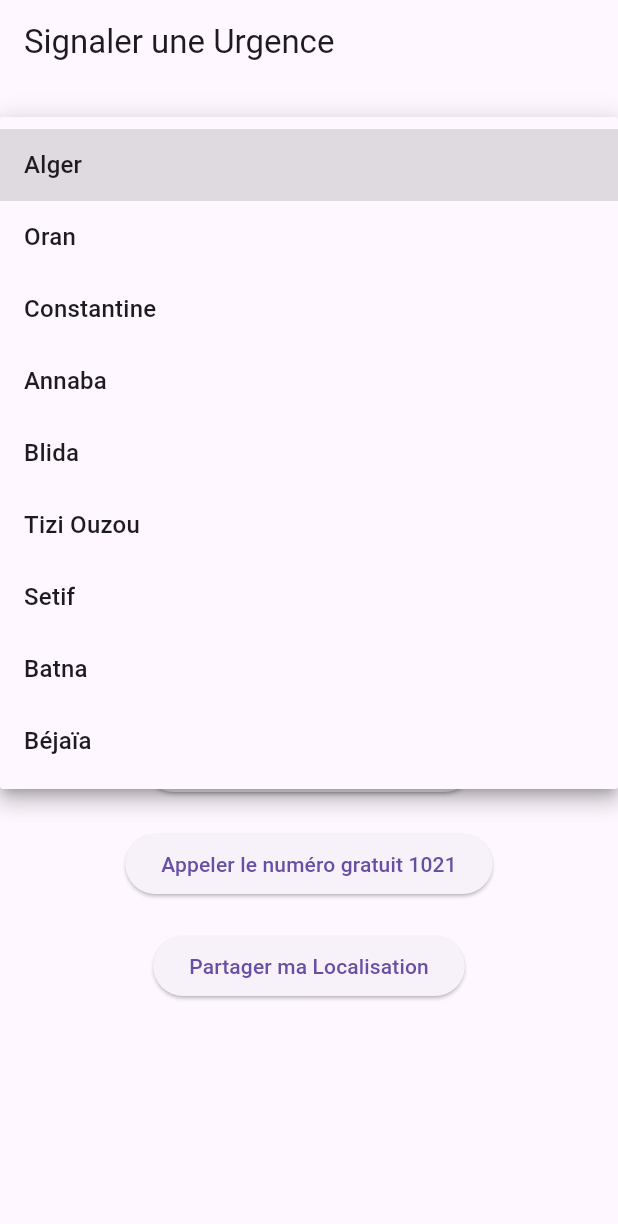
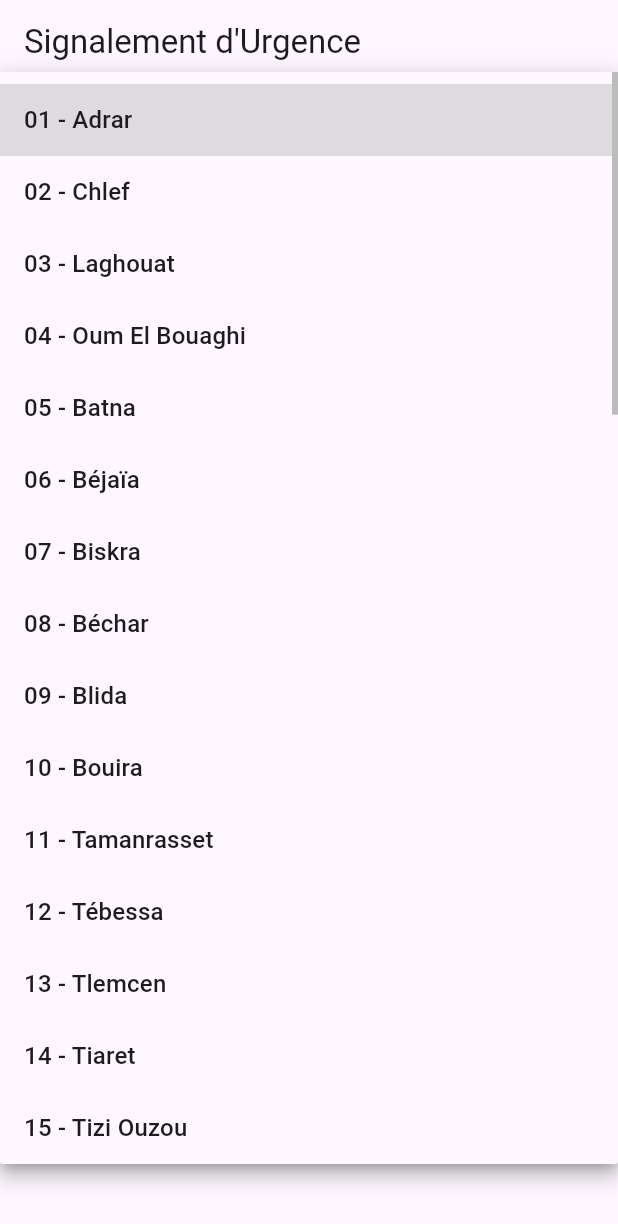
Before and after one commit to whoo280/mon_pr, a Flutter app: the screen it shows after launch, after a tap on "Envoyer", after a tap on "Wilaya", on a phone screen of 412 x 824 dp. Shown: the top 1224 px of the screen. Run offline on Flutter 3.47's test engine with Material 3 defaults, Android fonts, the phone set to English and light mode, and no system bars; our stand-ins replace connectivity_plus, location, share_plus.

Commit message:
Premier commit

```diff
--- a/lib/main.dart
+++ b/lib/main.dart
@@ -3,7 +3,7 @@ import 'package:http/http.dart' as http;
 import 'package:location/location.dart';
 import 'package:url_launcher/url_launcher.dart';
 import 'package:share_plus/share_plus.dart';
-import 'package:connectivity_plus/connectivity_plus.dart'; // Importer le package
+import 'package:connectivity_plus/connectivity_plus.dart';
 import 'dart:convert';
 
 void main() {
@@ -15,9 +15,7 @@ class MyApp extends StatelessWidget {
   Widget build(BuildContext context) {
     return MaterialApp(
       title: 'Emergency Report App',
-      theme: ThemeData(
-        primarySwatch: Colors.blue,
-      ),
+      theme: ThemeData(primarySwatch: Colors.blue),
       home: EmergencyReportPage(),
     );
   }
@@ -35,47 +33,84 @@ class _EmergencyReportPageState extends State<EmergencyReportPage> {
   double _latitude = 0.0;
   double _longitude = 0.0;
   String _selectedWilaya = '';
-  bool _isVolunteerInvolved = false; // Indique si un bénévole est impliqué
+  bool _isVolunteerInvolved = false;
 
-  // Dictionnaire des numéros de protection civile par wilaya
-  final Map<String, String> _emergencyNumbers = {
-    'Alger': '021 71 10 14',
-    'Oran': '041 52 16 71',
-    'Constantine': '031 32 16 16',
-    'Annaba': '038 88 27 14',
-    'Blida': '025 93 14 10',
-    'Tizi Ouzou': '026 72 07 22',
-    'Setif': '036 94 45 01',
-    'Batna': '033 94 13 59',
-    'Béjaïa': '034 21 13 00',
+  final Map<String, Map<String, List<String>>> _emergencyNumbers = {
+    '01': {'Adrar': ['049364842']},
+    '02': {'Chlef': ['027 84 55 60', '027 84 59 75']},
+    '03': {'Laghouat': ['029 93 16 40', '029 93 15 35']},
+    '04': {'Oum El Bouaghi': ['032 41 78 78']},
+    '05': {'Batna': ['033 86 51 51']},
+    '06': {'Béjaïa': ['034 21 35 35']},
+    '07': {'Biskra': ['033 71 25 25']},
+    '08': {'Béchar': ['049 10 00 00']},
+    '09': {'Blida': ['043 00 00 00']},
+    '10': {'Bouira': ['026 75 00 00']},
+    '11': {'Tamanrasset': ['029 72 42 42']},
+    '12': {'Tébessa': ['037 90 00 00']},
+    '13': {'Tlemcen': ['043 20 30 30']},
+    '14': {'Tiaret': ['038 88 11 11']},
+    '15': {'Tizi Ouzou': ['026 12 56 56']},
+    '16': {'Alger': ['021 69 57 57']},
+    '17': {'Djelfa': ['036 74 00 00']},
+    '18': {'Djijel': ['039 00 00 00']},
+    '19': {'Sétif': ['036 74 00 00']},
+    '20': {'Saïda': ['048 74 00 00']},
+    '21': {'Skikda': ['038 80 00 00']},
+    '22': {'Sidi Bel Abbès': ['048 80 00 00']},
+    '23': {'Annaba': ['038 80 00 00']},
+    '24': {'Guelma': ['032 12 34 34']},
+    '25': {'Constantine': ['031 00 00 00']},
+    '26': {'Médéa': ['025 00 00 00']},
+    '27': {'Mostaganem': ['045 24 00 00']},
+    '28': {'Msila': ['037 00 00 00']},
+    '29': {'Mascara': ['046 24 00 00']},
+    '30': {'Ouargla': ['029 75 00 00']},
+    '31': {'Oran': ['041 50 40 40']},
+    '32': {'El Bayadh': ['038 00 00 00']},
+    '33': {'Illizi': ['029 80 00 00']},
+    '34': {'Bordj Bou Arréridj': ['036 73 32 32']},
+    '35': {'Boumerdès': ['024 80 00 00']},
+    '36': {'El Tarf': ['038 34 00 00']},
+    '37': {'Tindouf': ['029 80 00 00']},
+    '38': {'Tissemsilt': ['035 00 00 00']},
+    '39': {'El Oued': ['032 12 34 34']},
+    '40': {'Khenchela': ['032 80 00 00']},
+    '41': {'Souk Ahras': ['037 80 00 00']},
+    '42': {'Tipaza': ['024 80 00 00']},
+    '43': {'Mila': ['033 45 67 67']},
+    '44': {'Aïn Defla': ['025 00 00 00']},
+    '45': {'Naâma': ['048 74 00 00']},
+    '46': {'Aïn Témouchent': ['043 20 30 30']},
+    '47': {'Ghardaïa': ['029 75 00 00']},
+    '48': {'Relizane': ['046 24 00 00']},
   };
 
   Future<void> _sendEmergencyReport() async {
+    try {
       final response = await http.post(
-      Uri.parse(
-          'https://api.secoursprofessionnels.com/report'), // Remplacez par votre API
+        Uri.parse('http://10.0.2.2:5000/report'),
         headers: <String, String>{
           'Content-Type': 'application/json; charset=UTF-8',
         },
         body: jsonEncode(<String, dynamic>{
           'description': _description,
           'emergency_type': _emergencyType,
-        'location': {
-          'latitude': _latitude,
-          'longitude': _longitude,
-        },
-        'volunteer_involved':
-            _isVolunteerInvolved, // Ajout de l'implication du bénévole
+          'location': {'latitude': _latitude, 'longitude': _longitude},
+          'volunteer_involved': _isVolunteerInvolved,
         }),
       );
 
-    if (response.statusCode == 200) {
+      if (response.statusCode == 201) {
         ScaffoldMessenger.of(context).showSnackBar(
           SnackBar(content: Text('Demande envoyée avec succès!')),
         );
       } else {
+        throw Exception('Erreur ${response.statusCode}: ${response.body}');
+      }
+    } catch (e) {
       ScaffoldMessenger.of(context).showSnackBar(
-        SnackBar(content: Text('Erreur lors de l\'envoi de la demande.')),
+        SnackBar(content: Text('Erreur lors de l\'envoi de la demande: $e')),
       );
     }
   }
@@ -83,11 +118,7 @@ class _EmergencyReportPageState extends State<EmergencyReportPage> {
   Future<void> _getLocation() async {
     Location location = new Location();
 
-    // Vérifier le statut de la permission
-    bool _serviceEnabled;
-    PermissionStatus _permissionGranted;
-
-    _serviceEnabled = await location.serviceEnabled();
+    bool _serviceEnabled = await location.serviceEnabled();
     if (!_serviceEnabled) {
       _serviceEnabled = await location.requestService();
       if (!_serviceEnabled) {
@@ -95,7 +126,7 @@ class _EmergencyReportPageState extends State<EmergencyReportPage> {
       }
     }
 
-    _permissionGranted = await location.hasPermission();
+    PermissionStatus _permissionGranted = await location.hasPermission();
     if (_permissionGranted == PermissionStatus.denied) {
       _permissionGranted = await location.requestPermission();
       if (_permissionGranted != PermissionStatus.granted) {
@@ -103,32 +134,49 @@ class _EmergencyReportPageState extends State<EmergencyReportPage> {
       }
     }
 
-    // Obtenir la localisation
     LocationData _locationData = await location.getLocation();
     setState(() {
       _latitude = _locationData.latitude!;
       _longitude = _locationData.longitude!;
+      _autoFillForm();
     });
   }
 
-  Future<void> _callEmergencyServices() async {
-    final String emergencyNumber = _emergencyNumbers[_selectedWilaya] ?? '1021';
-    final Uri launchUri = Uri(scheme: 'tel', path: emergencyNumber);
-    await launchUrl(launchUri);
+  void _autoFillForm() {
+    // Exemple de logique améliorée pour déterminer la wilaya en fonction de la latitude et de la longitude.
+    if (_latitude >= 0 && _latitude < 10 && _longitude >= 0 && _longitude < 10) {
+      _selectedWilaya = '01'; // Adrar
+    } else if (_latitude >= 36.0 && _latitude < 37.0 && _longitude >= 2.0 && _longitude < 3.0) {
+      _selectedWilaya = '31'; // Oran
+    } else if (_latitude >= 35.0 && _latitude < 36.0 && _longitude >= 0.0 && _longitude < 1.5) {
+      _selectedWilaya = '02'; // Chlef
+    } else if (_latitude >= 34.0 && _latitude < 35.0 && _longitude >= 2.0 && _longitude < 3.0) {
+      _selectedWilaya = '03'; // Laghouat
+    } else if (_latitude >= 33.0 && _latitude < 34.0 && _longitude >= 4.0 && _longitude < 5.0) {
+      _selectedWilaya = '04'; // Oum El Bouaghi
+    } else if (_latitude >= 35.0 && _latitude < 36.0 && _longitude >= 5.0 && _longitude < 6.0) {
+      _selectedWilaya = '05'; // Batna
+    } else if (_latitude >= 36.0 && _latitude < 37.0 && _longitude >= 1.5 && _longitude < 2.5) {
+      _selectedWilaya = '06'; // Béjaïa
+    } else {
+      _selectedWilaya = '31'; // Oran par défaut
     }
 
-  Future<void> _callFreeEmergencyNumber() async {
-    final Uri launchUri = Uri(scheme: 'tel', path: '1021');
+    // Remplissage de la description avec la localisation.
+    _description = 'Localisation: $_latitude, $_longitude';
+    _emergencyType = 'Blessure'; // Type d'urgence par défaut.
+  }
+
+  Future<void> _callEmergencyServices() async {
+    final List<String> emergencyNumbers = _emergencyNumbers[_selectedWilaya]?.values.expand((x) => x).toList() ?? ['1021'];
+    final Uri launchUri = Uri(scheme: 'tel', path: emergencyNumbers[0]);
     await launchUrl(launchUri);
   }
 
   Future<void> _shareLocation() async {
-    // Vérifier la connectivité
     var connectivityResult = await Connectivity().checkConnectivity();
-    if (connectivityResult == ConnectivityResult.mobile ||
-        connectivityResult == ConnectivityResult.wifi) {
-      String message =
-          'Je suis ici : https://maps.google.com/?q=$_latitude,$_longitude';
+    if (connectivityResult == ConnectivityResult.mobile || connectivityResult == ConnectivityResult.wifi) {
+      String message = 'Je suis ici : https://maps.google.com/?q=$_latitude,$_longitude';
       await Share.share(message);
     } else {
       ScaffoldMessenger.of(context).showSnackBar(
@@ -140,10 +188,22 @@ class _EmergencyReportPageState extends State<EmergencyReportPage> {
   @override
   Widget build(BuildContext context) {
     return Scaffold(
-      appBar: AppBar(
-        title: Text('Signaler une Urgence'),
+      appBar: AppBar(title: Text('Signalement d\'Urgence')),
+      body: Column(
+        children: [
+          Container(
+            color: Colors.white,
+            width: double.infinity,
+            padding: EdgeInsets.all(16.0),
+            child: Center(
+              child: Text(
+                'Signalement d\'Urgence',
+                style: TextStyle(color: Colors.red, fontSize: 24, fontWeight: FontWeight.bold),
               ),
-      body: Padding(
+            ),
+          ),
+          Expanded(
+            child: Padding(
               padding: EdgeInsets.all(16.0),
               child: Form(
                 key: _formKey,
@@ -151,10 +211,12 @@ class _EmergencyReportPageState extends State<EmergencyReportPage> {
                   children: <Widget>[
                     DropdownButtonFormField<String>(
                       decoration: InputDecoration(labelText: 'Wilaya'),
-                items: _emergencyNumbers.keys.map((String wilaya) {
+                      value: _selectedWilaya.isNotEmpty ? _selectedWilaya : null,
+                      items: _emergencyNumbers.keys.map((String key) {
+                        String wilayaName = _emergencyNumbers[key]!.keys.first;
                         return DropdownMenuItem<String>(
-                    value: wilaya,
-                    child: Text(wilaya),
+                          value: key,
+                          child: Text('$key - $wilayaName'),
                         );
                       }).toList(),
                       onChanged: (value) {
@@ -162,15 +224,14 @@ class _EmergencyReportPageState extends State<EmergencyReportPage> {
                           _selectedWilaya = value!;
                         });
                       },
-                validator: (value) =>
-                    value == null ? 'Sélectionnez une wilaya' : null,
+                      validator: (value) => value == null ? 'Sélectionnez une wilaya' : null,
                     ),
                     DropdownButtonFormField<String>(
                       decoration: InputDecoration(labelText: 'Type d\'urgence'),
                       items: <String>[
                         'Blessure',
                         'Désorientation',
-                  'Conditions climatiques'
+                        'Conditions climatiques',
                       ].map((String value) {
                         return DropdownMenuItem<String>(
                           value: value,
@@ -182,51 +243,35 @@ class _EmergencyReportPageState extends State<EmergencyReportPage> {
                           _emergencyType = value!;
                         });
                       },
-                validator: (value) =>
-                    value == null ? 'Sélectionnez un type d\'urgence' : null,
+                      validator: (value) => value == null ? 'Sélectionnez un type d\'urgence' : null,
                     ),
                     TextFormField(
                       decoration: InputDecoration(labelText: 'Description'),
                       maxLines: 3,
+                      initialValue: _description,
                       onChanged: (value) {
                         _description = value;
                       },
-                validator: (value) =>
-                    value!.isEmpty ? 'Entrez une description' : null,
-              ),
-              Row(
-                children: [
-                  Checkbox(
-                    value: _isVolunteerInvolved,
-                    onChanged: (value) {
-                      setState(() {
-                        _isVolunteerInvolved = value!;
-                      });
-                    },
-                  ),
-                  Text('Géré par un bénévole'),
-                ],
+                      validator: (value) => value!.isEmpty ? 'Entrez une description' : null,
                     ),
                     SizedBox(height: 20),
                     ElevatedButton(
                       onPressed: () {
                         if (_formKey.currentState!.validate()) {
-                    _getLocation().then((_) {
                           _sendEmergencyReport();
-                    });
                         }
                       },
                       child: Text('Envoyer'),
                     ),
                     SizedBox(height: 20),
                     ElevatedButton(
-                onPressed: _callEmergencyServices,
-                child: Text('Appeler la Protection Civile'),
+                      onPressed: _getLocation,
+                      child: Text('Obtenir ma Localisation'),
                     ),
                     SizedBox(height: 20),
                     ElevatedButton(
-                onPressed: _callFreeEmergencyNumber,
-                child: Text('Appeler le numéro gratuit 1021'),
+                      onPressed: _callEmergencyServices,
+                      child: Text('Appeler les Services d\'Urgence'),
                     ),
                     SizedBox(height: 20),
                     ElevatedButton(
@@ -237,6 +282,9 @@ class _EmergencyReportPageState extends State<EmergencyReportPage> {
                 ),
               ),
             ),
+          ),
+        ],
+      ),
     );
   }
 }
```
Also changed, not shown: pubspec.yaml (+5 -5 lines), pubspec.lock, web_entrypoint.dart (added), 8 other files. Lines whose indentation alone changed are shown as unchanged.
